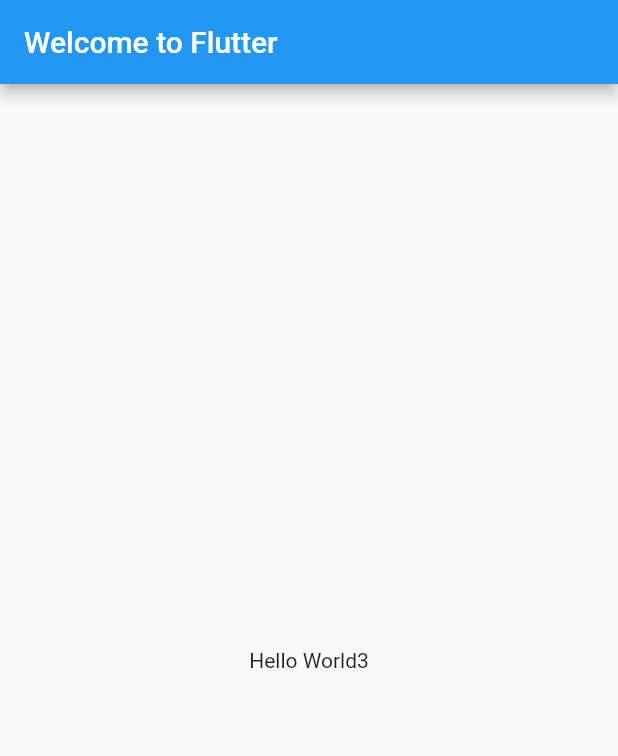
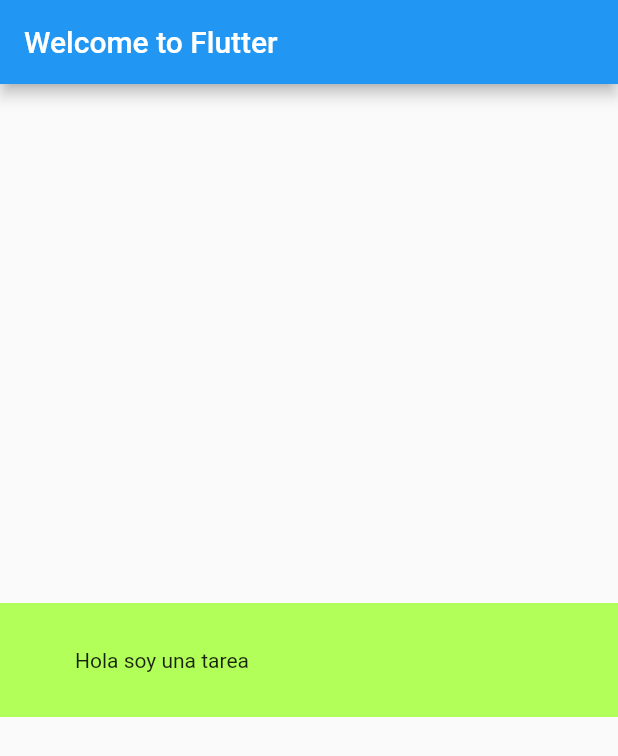
Before and after one commit to FedericoPR/stateful, a Flutter app: the screen it shows after launch, on a phone screen of 412 x 824 dp. Shown: the top 756 px of the screen. Run offline on Flutter 3.47's test engine with Material 2 defaults, Android fonts, the phone set to English and light mode, and no system bars.

Commit message:
tareas con constructores funcionando

```diff
--- a/lib/main.dart
+++ b/lib/main.dart
@@ -1,6 +1,44 @@
 import 'package:flutter/material.dart';
 void main() => runApp(MyApp());
+
+
+//------------------------------------------
+class Tarea extends StatefulWidget {
+  var laTarea;
+  // constructor
+  Tarea( t ){
+    print(" constructor de la tarea"+ t['nombre']);
+    this.laTarea=t;
+  }
+
+  @override
+  State<Tarea> createState() {
+    print("Create una tarea");
+    return new TareaState(laTarea);
+  }
+}
+
+class TareaState extends State<Tarea>{
+  var tst;
+  TareaState(ts){
+    this.tst = ts;
+  }
+
+  @override
+  Widget build(BuildContext context) {
+    return Container(
+        padding: EdgeInsets.only(left:20),
+        child: Text(tst["nombre"].toString() )
+    );
+  }
+}
+
+
+//------------------------------------------
 class MyApp extends StatelessWidget {
+
+  var tareaejemplo = {"nombre": "Hola soy una tarea", "done": false};
+
   @override
   Widget build(BuildContext context) {
     return MaterialApp(
@@ -10,7 +48,26 @@ class MyApp extends StatelessWidget {
           title: Text('Welcome to Flutter'),
         ),
         body: Center(
-          child: Text('Hello World3'),
+          child: Container(
+              padding: EdgeInsets.all(30),
+              decoration: BoxDecoration(
+                color: Colors.lightGreenAccent,
+              ),
+              child: Row(
+                children: [
+                  Tarea(tareaejemplo),//!!!------
+                  /*
+
+                  if (tarea['done'])
+                    Icon(Icons.done)
+                  else
+                    Icon(Icons.clear),
+                   Text(tarea['nombre']),
+
+                   */
+                ],
+              )
+          )
         ),
       ),
     );
```
